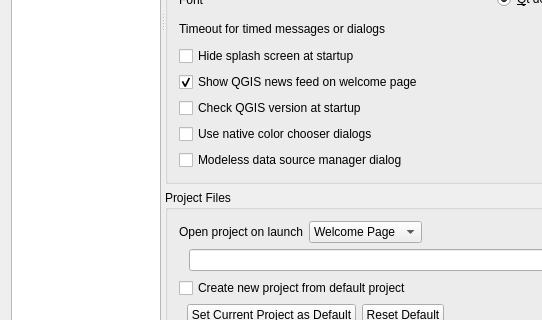
qgis/QGIS, file src/ui/qgsoptionsbase.ui: the form before one commit; both pictures show x 0 to 542 and y 337 to 657 of the 1029 by 744 pixel window.
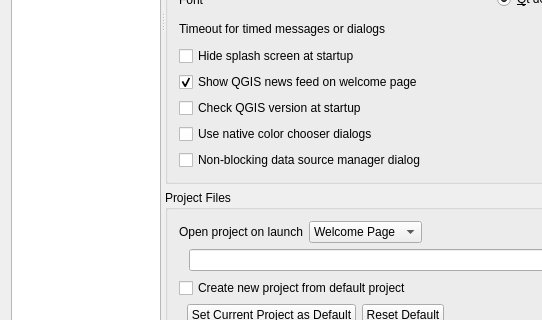
The form after the commit. Icons and pictures are not drawn. Custom widgets are drawn as their Qt base class.

Commit message: More clear option text to "Modeless" dialog

The edit to the form file:
```diff
--- a/src/ui/qgsoptionsbase.ui
+++ b/src/ui/qgsoptionsbase.ui
@@ -508,7 +508,7 @@
                        <string>A modeless dialog allows you to interact with QGIS main window and dialogs.</string>
                       </property>
                       <property name="text">
-                       <string>Modeless data source manager dialog</string>
+                       <string>Non-blocking data source manager dialog</string>
                       </property>
                      </widget>
                     </item>
```
Left out of the diff: 2 changed lines with no effect on the pictures.
